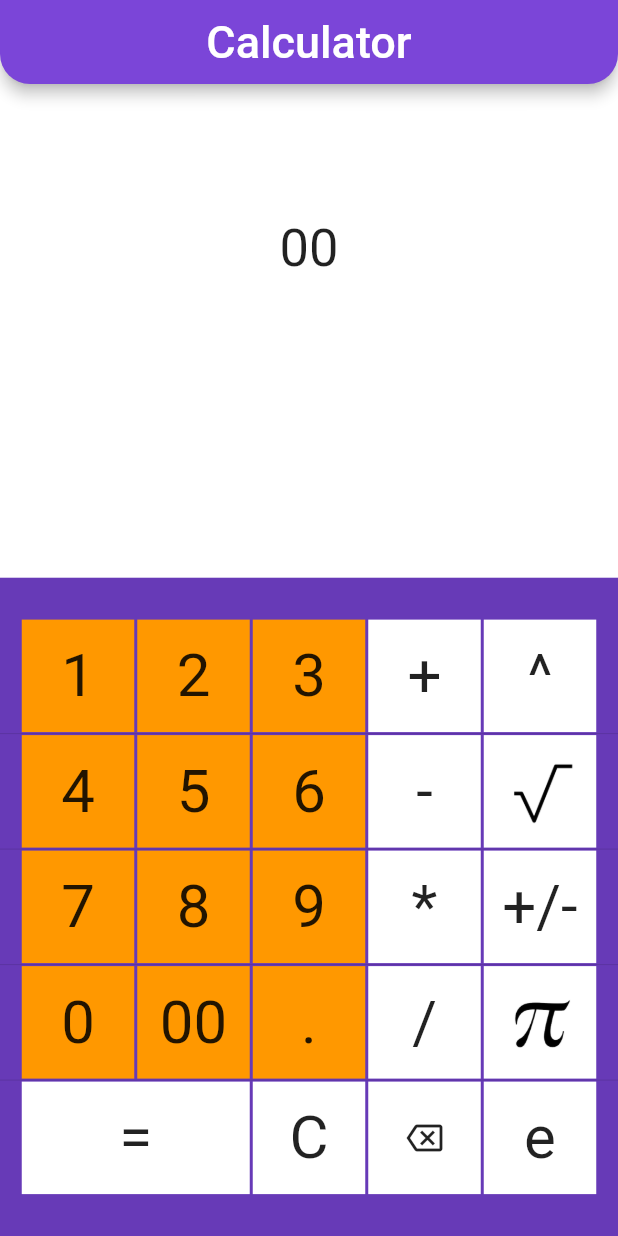
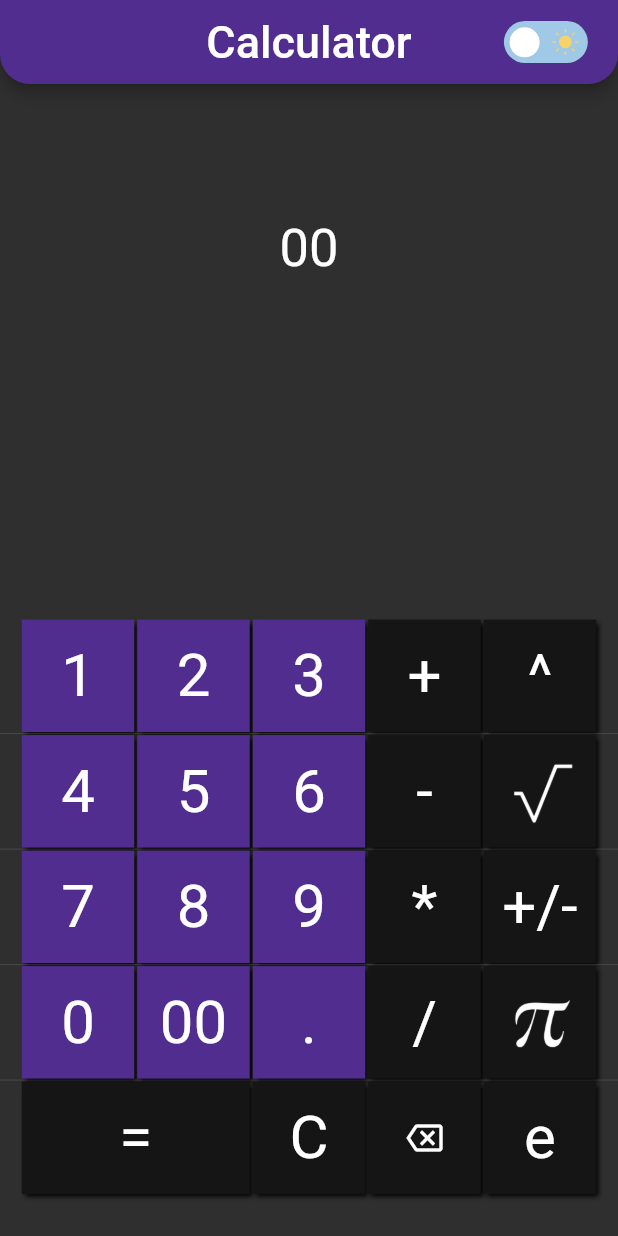
Before and after one commit to axeonthe4th/calculator, a Flutter app: the screen it shows after launch, after a tap on "00", on a phone screen of 412 x 824 dp. Run offline on Flutter 3.47's test engine with Material 2 defaults, Android fonts, the phone set to English and light mode, and no system bars; our stand-ins replace google_fonts, lottie, math_expressions; Roboto replaces fonts that are missing (Assistant).

```diff
--- a/lib/elements/theme/light_theme.dart
+++ /dev/null
@@ -1,13 +0,0 @@
-import 'package:flutter/material.dart';
-
-class ProjectTheme {
-  static ThemeData lightTheme = ThemeData(
-      appBarTheme: const AppBarTheme(
-          color: Color.fromARGB(255, 123, 69, 216),
-          shape: RoundedRectangleBorder(
-              borderRadius:
-                  BorderRadius.vertical(bottom: Radius.circular(20)))),
-      scaffoldBackgroundColor: Colors.white.withOpacity(0.9),
-      textTheme: ThemeData.light().textTheme.copyWith(
-          subtitle1: const TextStyle(fontSize: 20, color: Colors.black)));
-}
--- /dev/null
+++ b/lib/elements/theme/theme_notifier.dart
@@ -0,0 +1,16 @@
+import 'package:flutter/material.dart';
+
+import 'themes.dart';
+
+class ThemeNotifier extends ChangeNotifier {
+  bool isLightTheme = false;
+
+  void changeTheme() {
+    isLightTheme = !isLightTheme;
+    notifyListeners();
+  }
+
+  ThemeData get currentTheme =>
+      isLightTheme ? ProjectTheme.lightTheme : ProjectTheme.darkTheme;
+  Color get currentColor => isLightTheme ? Colors.black : Colors.white;
+}
--- /dev/null
+++ b/lib/elements/theme/themes.dart
@@ -0,0 +1,27 @@
+import 'package:flutter/material.dart';
+
+class ProjectTheme {
+  static ThemeData lightTheme = ThemeData.light().copyWith(
+    appBarTheme: AppBarTheme(
+        color: ProjectColors.lightPrimaryColor,
+        shape: const RoundedRectangleBorder(
+            borderRadius: BorderRadius.vertical(bottom: Radius.circular(20)))),
+    scaffoldBackgroundColor: ProjectColors.lightSecondaryColor,
+  );
+  static ThemeData darkTheme = ThemeData.dark().copyWith(
+    appBarTheme: AppBarTheme(
+        color: ProjectColors.darkPrimaryColor,
+        shape: const RoundedRectangleBorder(
+            borderRadius: BorderRadius.vertical(bottom: Radius.circular(20)))),
+    scaffoldBackgroundColor: ProjectColors.darkSecondaryColor,
+  );
+}
+
+class ProjectColors {
+  static Color darkPrimaryColor = const Color.fromARGB(255, 81, 45, 143);
+  static Color darkSecondaryColor = const Color.fromARGB(255, 47, 47, 47);
+  static Color darkButtonColor = const Color.fromARGB(255, 21, 21, 21);
+  static Color lightPrimaryColor = const Color.fromARGB(255, 123, 69, 216);
+  static Color lightSecondaryColor = const Color.fromARGB(255, 229, 229, 229);
+  static Color lightButtonColor = const Color.fromARGB(255, 186, 186, 186);
+}
--- a/lib/elements/ui/images.dart
+++ b/lib/elements/ui/images.dart
@@ -1,6 +1,8 @@
 import 'package:flutter/material.dart';
 
 class Images {
-  static final Image rootImage = Image.asset("assets/root.png");
-  static final Image piImage = Image.asset("assets/pi.png");
+  static final Image rootImageDark = Image.asset("assets/root_dark.png");
+  static final Image rootImageLight = Image.asset("assets/root_light.png");
+  static final Image piImageDark = Image.asset("assets/pi_dark.png");
+  static final Image piImageLight = Image.asset("assets/pi_light.png");
 }
--- a/lib/elements/ui/styles.dart
+++ b/lib/elements/ui/styles.dart
@@ -1,5 +1,8 @@
 import 'package:flutter/material.dart';
 import 'package:google_fonts/google_fonts.dart';
+import "package:provider/provider.dart";
+import '../../logic/functions.dart';
+import '../theme/theme_notifier.dart';
 
 class TextStyles {
   static TextStyle titleTextStyle = GoogleFonts.assistant(fontSize: 30);
--- a/lib/elements/widget/widgets.dart
+++ b/lib/elements/widget/widgets.dart
@@ -1,5 +1,9 @@
+import 'package:calculator/elements/theme/themes.dart';
 import 'package:flutter/material.dart';
-
+import 'package:provider/provider.dart';
+import '../../logic/functions.dart';
+import '../theme/theme_notifier.dart';
+import '../ui/images.dart';
 import '../ui/styles.dart';
 
 class AppBarTitle extends StatelessWidget {
@@ -7,7 +11,7 @@ class AppBarTitle extends StatelessWidget {
 
   @override
   Widget build(BuildContext context) {
-    return Center(child: Text("Calculator", style: TextStyles.titleTextStyle));
+    return Text("Calculator", style: TextStyles.titleTextStyle);
   }
 }
 
@@ -21,11 +25,10 @@ class CalculatingTable extends StatelessWidget {
   Widget build(BuildContext context) {
     return Expanded(
         flex: 2,
-        child: Container(
-            color: Colors.white,
-            child: Center(
-                child:
-                    Text(calculatingTable, style: TextStyles.tableTextStyle))));
+        child: Center(
+            child: Text(calculatingTable,
+                style: TextStyles.tableTextStyle.copyWith(
+                    color: context.watch<ThemeNotifier>().currentColor))));
   }
 }
 
@@ -33,13 +36,14 @@ class ResultTable extends StatelessWidget {
   ResultTable({Key? key, required this.result}) : super(key: key);
 
   dynamic result;
-
   @override
   Widget build(BuildContext context) {
     return Expanded(
         flex: 1,
         child: Center(
-            child: Text(result ?? "", style: TextStyles.resultTextStyle)));
+            child: Text(result ?? "",
+                style: TextStyles.resultTextStyle.copyWith(
+                    color: context.watch<ThemeNotifier>().currentColor))));
   }
 }
 
@@ -52,7 +56,14 @@ class DefaultOperatorSection extends StatelessWidget {
     return Container(
         height: 75,
         width: element == "=" ? 152 : 75,
-        color: Colors.white,
+        decoration: BoxDecoration(
+            color: DefaultFunctions.isLight
+                ? ProjectColors.lightButtonColor
+                : ProjectColors.darkButtonColor,
+            boxShadow: const [
+              BoxShadow(
+                  blurRadius: 2, offset: Offset(2, 2), color: Colors.black)
+            ]),
         child:
             Center(child: Text(element, style: TextStyles.operatorTextStyle)));
   }
@@ -67,8 +78,46 @@ class DefaultNumberSection extends StatelessWidget {
     return Container(
         height: 75,
         width: 75,
-        color: Colors.orange,
-        child:
-            Center(child: Text("$number", style: TextStyles.numberTextStyle)));
+        decoration: BoxDecoration(
+            color: DefaultFunctions.isLight
+                ? ProjectColors.lightPrimaryColor
+                : ProjectColors.darkPrimaryColor,
+            boxShadow: const [
+              BoxShadow(
+                  blurRadius: 2, offset: Offset(2, 2), color: Colors.black)
+            ]),
+        child: Center(
+            child: Text("$number",
+                style: TextStyles.numberTextStyle.copyWith(
+                    color: context.watch<ThemeNotifier>().currentColor))));
   }
 }
+
+class ButtonWithLogo extends StatelessWidget {
+  ButtonWithLogo({Key? key, required this.symbol}) : super(key: key);
+
+  late String symbol;
+  @override
+  Widget build(BuildContext context) {
+    return Container(
+        decoration: BoxDecoration(
+            color: DefaultFunctions.isLight
+                ? ProjectColors.lightButtonColor
+                : ProjectColors.darkButtonColor,
+            boxShadow: const [
+              BoxShadow(
+                  blurRadius: 2, offset: Offset(2, 2), color: Colors.black)
+            ]),
+        height: 75,
+        width: 75,
+        child: symbol == "root"
+            ? (DefaultFunctions.isLight
+                ? Images.rootImageDark
+                : Images.rootImageLight)
+            : (symbol == "pi"
+                ? (DefaultFunctions.isLight
+                    ? Images.piImageDark
+                    : Images.piImageLight)
+                : const Icon(Icons.backspace_outlined)));
+  }
+}
--- a/lib/home.dart
+++ b/lib/home.dart
@@ -1,6 +1,9 @@
 import 'package:calculator/elements/ui/styles.dart';
 import 'package:calculator/elements/ui/images.dart';
 import 'package:flutter/material.dart';
+import 'package:lottie/lottie.dart';
+import 'package:provider/provider.dart';
+import 'elements/theme/theme_notifier.dart';
 import 'elements/widget/widgets.dart';
 import 'logic/functions.dart';
 import "dart:math";
@@ -17,7 +20,22 @@ class _MyCalculatorHomePageState extends DefaultFunctions {
   Widget build(BuildContext context) {
     return Scaffold(
         appBar: AppBar(
+          centerTitle: true,
           title: const AppBarTitle(),
+          actions: [
+            InkWell(
+                onTap: () async {
+                  await controller
+                      .animateTo(DefaultFunctions.isLight ? 0.5 : 1);
+                  DefaultFunctions.isLight = !DefaultFunctions.isLight;
+                  Future.microtask(() {
+                    context.read<ThemeNotifier>().changeTheme();
+                  });
+                  print(DefaultFunctions.isLight);
+                },
+                child: Lottie.asset("assets/lottie/themechanger.json",
+                    repeat: false, controller: controller))
+          ],
         ),
         body: Column(children: [
           CalculatingTable(calculatingTable: calculatingTable),
@@ -25,13 +43,10 @@ class _MyCalculatorHomePageState extends DefaultFunctions {
           Expanded(
               flex: 4,
               child: Container(
-                  color: Colors.deepPurple,
                   child: Column(
                       mainAxisAlignment: MainAxisAlignment.center,
                       children: [
-                        Row(
-                            mainAxisAlignment: MainAxisAlignment.center,
-                            children: [
+                    Row(mainAxisAlignment: MainAxisAlignment.center, children: [
                       InkWell(
                           onTap: () {
                             addElement("1");
@@ -63,9 +78,7 @@ class _MyCalculatorHomePageState extends DefaultFunctions {
                           child: DefaultOperatorSection(element: "^"))
                     ]),
                     const Divider(height: 2),
-                        Row(
-                            mainAxisAlignment: MainAxisAlignment.center,
-                            children: [
+                    Row(mainAxisAlignment: MainAxisAlignment.center, children: [
                       InkWell(
                           onTap: () {
                             addElement("4");
@@ -94,16 +107,10 @@ class _MyCalculatorHomePageState extends DefaultFunctions {
                           onTap: () {
                             evaluateCircumstances("^(1/2)");
                           },
-                                  child: Container(
-                                      color: Colors.white,
-                                      height: 75,
-                                      width: 75,
-                                      child: Images.rootImage))
+                          child: ButtonWithLogo(symbol: "root"))
                     ]),
                     const Divider(height: 2),
-                        Row(
-                            mainAxisAlignment: MainAxisAlignment.center,
-                            children: [
+                    Row(mainAxisAlignment: MainAxisAlignment.center, children: [
                       InkWell(
                           onTap: () {
                             addElement("7");
@@ -135,9 +142,7 @@ class _MyCalculatorHomePageState extends DefaultFunctions {
                           child: DefaultOperatorSection(element: "+/-"))
                     ]),
                     const Divider(height: 2),
-                        Row(
-                            mainAxisAlignment: MainAxisAlignment.center,
-                            children: [
+                    Row(mainAxisAlignment: MainAxisAlignment.center, children: [
                       InkWell(
                           onTap: () {
                             addElement("0");
@@ -152,7 +157,7 @@ class _MyCalculatorHomePageState extends DefaultFunctions {
                       const Divider(indent: 2),
                       InkWell(
                           onTap: () {
-                                    addElement("000");
+                            addElement(".");
                           },
                           child: DefaultNumberSection(number: ".")),
                       const Divider(indent: 2),
@@ -166,16 +171,10 @@ class _MyCalculatorHomePageState extends DefaultFunctions {
                           onTap: () {
                             addElement("$pi");
                           },
-                                  child: Container(
-                                      color: Colors.white,
-                                      height: 75,
-                                      width: 75,
-                                      child: Images.piImage))
+                          child: ButtonWithLogo(symbol: "pi"))
                     ]),
                     const Divider(height: 2),
-                        Row(
-                            mainAxisAlignment: MainAxisAlignment.center,
-                            children: [
+                    Row(mainAxisAlignment: MainAxisAlignment.center, children: [
                       InkWell(
                           onTap: () {
                             calculateResult();
@@ -188,16 +187,11 @@ class _MyCalculatorHomePageState extends DefaultFunctions {
                           },
                           child: DefaultOperatorSection(element: "C")),
                       const Divider(indent: 2),
-                              Container(
-                                  color: Colors.white,
-                                  height: 75,
-                                  width: 75,
-                                  child: IconButton(
-                                      onPressed: () {
+                      InkWell(
+                          onTap: () {
                             deleteSingleElement();
                           },
-                                      icon: const Icon(
-                                          Icons.backspace_outlined))),
+                          child: ButtonWithLogo(symbol: "backspace")),
                       const Divider(indent: 2),
                       InkWell(
                           onTap: () {
--- a/lib/logic/functions.dart
+++ b/lib/logic/functions.dart
@@ -1,29 +1,55 @@
 import 'dart:developer';
+import 'dart:math';
 
 import "package:flutter/material.dart";
 import 'package:math_expressions/math_expressions.dart';
 import '../home.dart';
 
-abstract class DefaultFunctions extends State<MyCalculatorHomePage> {
+abstract class DefaultFunctions extends State<MyCalculatorHomePage>
+    with TickerProviderStateMixin {
   late String calculatingTable;
   final String symbols = "+-*/^";
   final String numbers = "0123456789";
   late dynamic result;
+  late final AnimationController controller;
+  static bool isLight = false;
 
   @override
   void initState() {
     super.initState();
+    controller = AnimationController(
+        vsync: this, duration: const Duration(milliseconds: 500));
     calculatingTable = "";
     result = "";
   }
 
   void addElement(String element) {
     setState(() {
-      (numbers.contains(element) &&
-              calculatingTable.startsWith("-(") &&
-              calculatingTable.endsWith(")"))
-          ? true
-          : calculatingTable += element;
+      if (numbers.contains(element) &&
+          calculatingTable.startsWith("-(") &&
+          calculatingTable.endsWith(")")) {
+        true;
+      } else if (element == "." &&
+          (calculatingTable.isEmpty ||
+              calculatingTable.endsWith(".") ||
+              (calculatingTable.length >= 3 &&
+                  calculatingTable[calculatingTable.length - 2] == ".") ||
+              symbols.contains(calculatingTable[calculatingTable.length - 1]) ||
+              "()".contains(calculatingTable[calculatingTable.length - 1]) ||
+              calculatingTable.endsWith("2.71") ||
+              calculatingTable.endsWith("3.14"))) {
+        true;
+      } else if (calculatingTable.endsWith(")")) {
+        true;
+      } else if ((element == "$pi" || element == "$e") &&
+          (calculatingTable.endsWith("2.71") ||
+              calculatingTable.endsWith("3.14"))) {
+        true;
+      } else if (element == "$pi" || element == "$e") {
+        calculatingTable += element.substring(0, 4);
+      } else {
+        calculatingTable += element;
+      }
     });
   }
 
--- a/lib/main.dart
+++ b/lib/main.dart
@@ -1,9 +1,18 @@
 import 'package:calculator/home.dart';
 import 'package:flutter/material.dart';
-import 'elements/theme/light_theme.dart';
+import 'package:provider/provider.dart';
+import 'elements/theme/themes.dart';
+import 'elements/theme/theme_notifier.dart';
 
 void main() {
-  runApp(const MyApp());
+  runApp(MultiProvider(
+    providers: [
+      ChangeNotifierProvider<ThemeNotifier>(
+        create: (context) => ThemeNotifier(),
+      )
+    ],
+    builder: (context, child) => MyApp(),
+  ));
 }
 
 class MyApp extends StatelessWidget {
@@ -13,7 +22,7 @@ class MyApp extends StatelessWidget {
   Widget build(BuildContext context) {
     return MaterialApp(
       debugShowCheckedModeBanner: false,
-      theme: ProjectTheme.lightTheme,
+      theme: context.watch<ThemeNotifier>().currentTheme,
       home: MyCalculatorHomePage(),
     );
   }
```
Also changed, not shown: assets/lottie/themechanger.json (added, +1 -0 lines), pubspec.yaml (+8 -3 lines), assets/pi_dark.png (renamed from assets/pi.png), assets/pi_light.png (added), assets/root_dark.png (renamed from assets/root.png), assets/root_light.png (added), pubspec.lock. Lines whose indentation alone changed are shown as unchanged.
